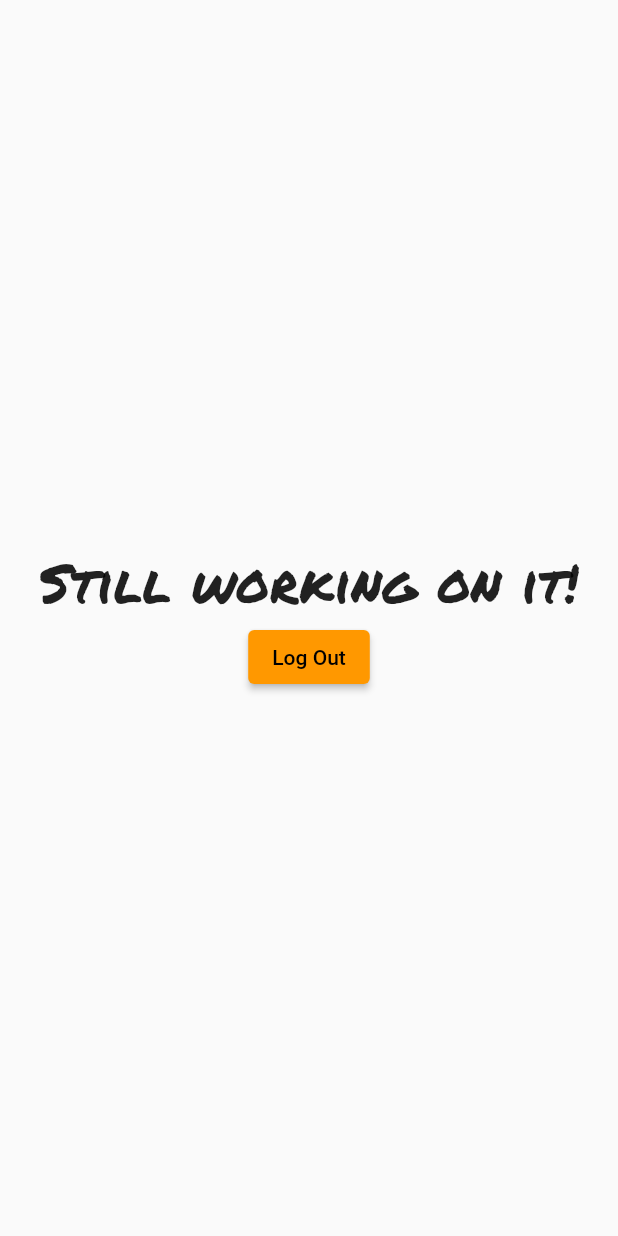
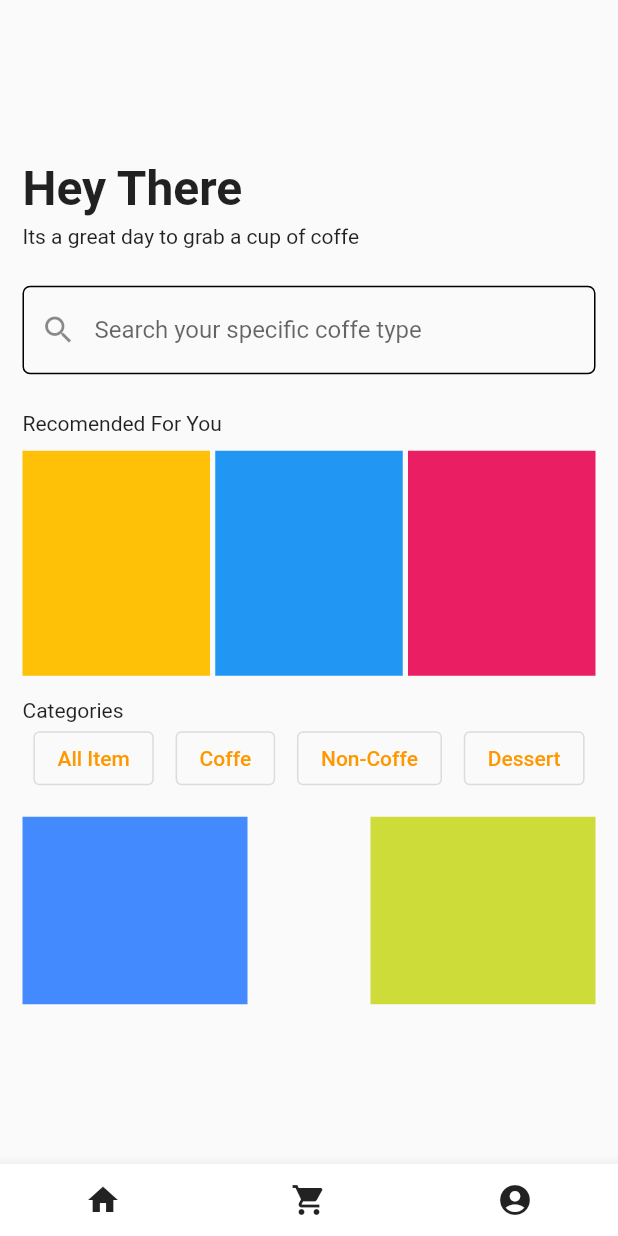
Before and after one commit to Roberth0/mobile, a Flutter app: the Home screen opened directly, on a phone screen of 412 x 824 dp. Run offline on Flutter 3.47's test engine with Material 2 defaults, Android fonts, the phone set to English and light mode, and no system bars; our stand-ins replace email_validator, firebase_auth, firebase_core, google_fonts; accounts and stored records are empty.

Commit message:
profile screen

```diff
--- a/coffeshop/lib/screens/authenticate/sign_in.dart
+++ b/coffeshop/lib/screens/authenticate/sign_in.dart
@@ -53,7 +53,7 @@ class _SignInState extends State<SignIn> {
                             if (val != null) {
                               isValid = EmailValidator.validate(val);
                             }
-                            return isValid ? null : "Enter a valid email val";
+                            return isValid ? null : "Enter a valid email";
                           },
                           onChanged: (val) {
                             setState(() {
--- a/coffeshop/lib/screens/home/home.dart
+++ b/coffeshop/lib/screens/home/home.dart
@@ -9,19 +9,99 @@ class Home extends StatelessWidget {
   @override
   Widget build(BuildContext context) {
     return Scaffold(
-        body: Center(
-      child: Column(
-        mainAxisAlignment: MainAxisAlignment.center,
-        children: [
-          Text("Still working on it!",
-              style: GoogleFonts.permanentMarker(fontSize: 36)),
-          ElevatedButton(
-              onPressed: () async {
-                await AuthService().signOut();
-              },
-              child: Text("Log Out"))
-        ],
+      resizeToAvoidBottomInset: false,
+      body: Padding(
+        padding: const EdgeInsets.all(15.0),
+        child: Column(
+          mainAxisAlignment: MainAxisAlignment.center,
+          crossAxisAlignment: CrossAxisAlignment.start,
+          children:[
+            Text(
+              "Hey There",
+              style: TextStyle(fontWeight: FontWeight.bold, fontSize: 32)
+            ),
+            SizedBox( height: 5,),
+
+            Text(
+              "Its a great day to grab a cup of coffe",
+              style: TextStyle(),
+            ),
+            SizedBox( height: 25,),
+
+            TextField(
+              decoration: InputDecoration(
+                hintText: "Search your specific coffe type",
+                prefixIcon: Icon(Icons.search),
+                enabledBorder: OutlineInputBorder(
+                  borderSide: BorderSide(),
+                  borderRadius: BorderRadius.circular(5),
+                ),
+                focusedBorder: OutlineInputBorder(
+                  borderSide: BorderSide(),
+                  borderRadius: BorderRadius.circular(5)
+                ),
+              )
+            ),
+            SizedBox( height: 25,),
+
+            Text("Recomended For You"),
+            SizedBox( height: 10,),
+
+            Row(
+              mainAxisAlignment: MainAxisAlignment.spaceBetween,
+              children: [
+                Container( width: 125, height: 150, color: Colors.amber),
+                Container( width: 125, height: 150, color: Colors.blue),
+                Container( width: 125, height: 150, color: Colors.pink),
+              ],
+            ),
+            SizedBox( height: 15,),
+
+            Text("Categories"),
+            Row(
+              mainAxisAlignment: MainAxisAlignment.spaceAround,
+              children: [
+                OutlinedButton(onPressed: () {}, child: Text("All Item")),
+                OutlinedButton(onPressed: () {}, child: Text("Coffe")),
+                OutlinedButton(onPressed: () {}, child: Text("Non-Coffe")),
+                OutlinedButton(onPressed: () {}, child: Text("Dessert")),
+              ],
+            ),
+            SizedBox( height: 15,),
+
+            Row(
+              mainAxisAlignment: MainAxisAlignment.spaceBetween,
+              children: [
+                Container(width: 150, height: 125, color: Colors.blueAccent),
+                Container(width: 150, height: 125, color: Colors.lime),
+              ],
+            )
+
+
+
+
+
+
+            // ElevatedButton(
+            //     onPressed: () async {
+            //       await AuthService().signOut();
+            //     },
+            //     child: Text("Log Out")
+            // )
+          ],
+        ),
       ),
-    ));
+      bottomNavigationBar: BottomAppBar(
+
+        child: Row(
+          mainAxisAlignment: MainAxisAlignment.spaceAround,
+          children: [
+            IconButton(icon: Icon(Icons.home), onPressed: () {},),
+            IconButton(icon: Icon(Icons.shopping_cart), onPressed: () {},),
+            IconButton(icon: Icon(Icons.account_circle), onPressed: () {},),
+          ]
+          ),
+      ),
+      );
   }
 }
--- a/coffeshop/lib/screens/wrapper.dart
+++ b/coffeshop/lib/screens/wrapper.dart
@@ -2,6 +2,7 @@
 
 import 'package:coffeshop/screens/authenticate/authenticate.dart';
 import 'package:coffeshop/screens/home/home.dart';
+import 'package:coffeshop/screens/profile/profile.dart';
 import 'package:flutter/material.dart';
 import 'package:provider/provider.dart';
 import 'package:firebase_auth/firebase_auth.dart';
@@ -12,6 +13,7 @@ class Wrapper extends StatelessWidget {
   @override
   Widget build(BuildContext context) {
     final user = Provider.of<User?>(context);
-    return user == null ? Authenticate() : Home();
+    return Profile();
+    // return user == null ? Authenticate() : Home();
   }
 }
```
Also changed, not shown: coffeshop/lib/screens/authenticate/sign_up.dart (+67 -17 lines), coffeshop/lib/screens/profile/profile.dart (added, +57 -0 lines), coffeshop/images/profile.png (added).
